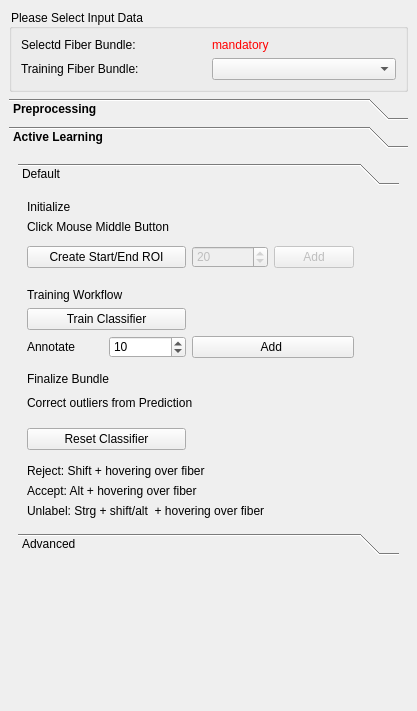
Qt form Plugins/org.mitk.gui.qt.diffusionimaging.fiberprocessing/src/internal/QmitkInteractiveFiberDissectionViewControls.ui (MIC-DKFZ/MITK-Diffusion) before a commit.
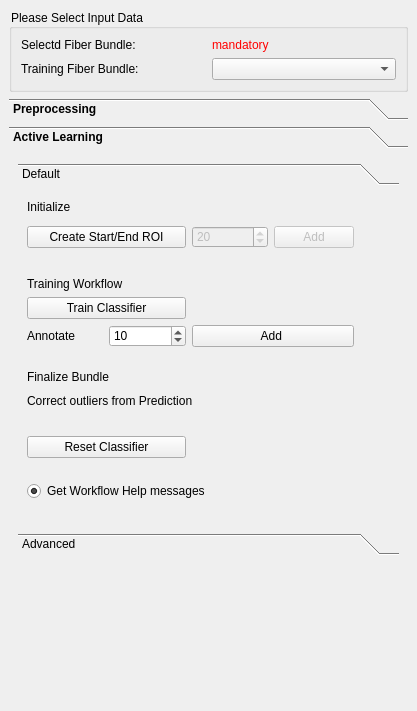
The same form after that commit. The open tabs and pages were chosen to show the change. Icons and pictures are not drawn. Custom widgets are drawn as their Qt base class.

Commit message: Unlabel both positive and negative fibers with cntrl, new helper wizard implemented, some clean ups for usability

```diff
--- a/Plugins/org.mitk.gui.qt.diffusionimaging.fiberprocessing/src/internal/QmitkInteractiveFiberDissectionViewControls.ui
+++ b/Plugins/org.mitk.gui.qt.diffusionimaging.fiberprocessing/src/internal/QmitkInteractiveFiberDissectionViewControls.ui
@@ -295,231 +295,138 @@
            <string>Default</string>
           </attribute>
           <layout class="QGridLayout" name="gridLayout">
-           <item row="14" column="0">
-            <spacer name="verticalSpacer_3">
-             <property name="orientation">
-              <enum>Qt::Vertical</enum>
-             </property>
-             <property name="sizeHint" stdset="0">
-              <size>
-               <width>20</width>
-               <height>40</height>
-              </size>
-             </property>
-            </spacer>
-           </item>
-           <item row="8" column="1">
-            <widget class="QSpinBox" name="m_Numtolabel">
-             <property name="minimum">
-              <number>1</number>
-             </property>
-             <property name="maximum">
-              <number>2000</number>
-             </property>
-             <property name="singleStep">
-              <number>0</number>
-             </property>
-             <property name="value">
-              <number>10</number>
-             </property>
-            </widget>
-           </item>
-           <item row="16" column="0" colspan="4">
-            <widget class="QLabel" name="label_14">
-             <property name="text">
-              <string>Accept: Alt + hovering over fiber</string>
-             </property>
-            </widget>
-           </item>
-           <item row="0" column="0">
-            <widget class="QLabel" name="label">
-             <property name="text">
-              <string>Initialize</string>
-             </property>
-            </widget>
-           </item>
-           <item row="8" column="0">
-            <widget class="QLabel" name="label_5">
-             <property name="text">
-              <string>Annotate</string>
-             </property>
-            </widget>
-           </item>
-           <item row="11" column="4">
-            <widget class="QPushButton" name="m_predlabelingBrush">
-             <property name="maximumSize">
-              <size>
-               <width>30</width>
-               <height>30</height>
-              </size>
-             </property>
-             <property name="text">
-              <string/>
-             </property>
-             <property name="icon">
-              <iconset>
-               <normaloff>:/org.mitk.gui.qt.diffusionimaging.fiberprocessing/resources/brush.png</normaloff>:/org.mitk.gui.qt.diffusionimaging.fiberprocessing/resources/brush.png</iconset>
-             </property>
-             <property name="iconSize">
-              <size>
-               <width>32</width>
-               <height>32</height>
-              </size>
-             </property>
-             <property name="flat">
-              <bool>true</bool>
-             </property>
-            </widget>
-           </item>
-           <item row="8" column="2" colspan="2">
+           <item row="7" column="2" colspan="2">
             <widget class="QPushButton" name="m_AddDistanceFibers">
              <property name="text">
               <string>Add </string>
              </property>
             </widget>
            </item>
-           <item row="10" column="0" colspan="2">
+           <item row="4" column="0">
+            <spacer name="verticalSpacer_2">
+             <property name="orientation">
+              <enum>Qt::Vertical</enum>
+             </property>
+             <property name="sizeHint" stdset="0">
+              <size>
+               <width>20</width>
+               <height>40</height>
+              </size>
+             </property>
+            </spacer>
+           </item>
+           <item row="8" column="0">
+            <spacer name="verticalSpacer">
+             <property name="orientation">
+              <enum>Qt::Vertical</enum>
+             </property>
+             <property name="sizeHint" stdset="0">
+              <size>
+               <width>20</width>
+               <height>40</height>
+              </size>
+             </property>
+            </spacer>
+           </item>
+           <item row="13" column="0">
+            <spacer name="verticalSpacer_3">
+             <property name="orientation">
+              <enum>Qt::Vertical</enum>
+             </property>
+             <property name="sizeHint" stdset="0">
+              <size>
+               <width>20</width>
+               <height>40</height>
+              </size>
+             </property>
+            </spacer>
+           </item>
+           <item row="9" column="0" colspan="2">
             <widget class="QLabel" name="label_4">
              <property name="text">
               <string>Finalize Bundle</string>
              </property>
             </widget>
            </item>
-           <item row="5" column="0">
-            <spacer name="verticalSpacer_2">
-             <property name="orientation">
-              <enum>Qt::Vertical</enum>
-             </property>
-             <property name="sizeHint" stdset="0">
-              <size>
-               <width>20</width>
-               <height>40</height>
-              </size>
-             </property>
-            </spacer>
-           </item>
-           <item row="8" column="4">
-            <widget class="QPushButton" name="m_distlabelingBrush">
-             <property name="maximumSize">
-              <size>
-               <width>30</width>
-               <height>30</height>
-              </size>
-             </property>
-             <property name="text">
-              <string/>
-             </property>
-             <property name="icon">
-              <iconset>
-               <normaloff>:/org.mitk.gui.qt.diffusionimaging.fiberprocessing/resources/brush.png</normaloff>:/org.mitk.gui.qt.diffusionimaging.fiberprocessing/resources/brush.png</iconset>
-             </property>
-             <property name="iconSize">
-              <size>
-               <width>32</width>
-               <height>32</height>
-              </size>
-             </property>
-             <property name="flat">
-              <bool>true</bool>
-             </property>
-            </widget>
-           </item>
-           <item row="13" column="0" colspan="2">
-            <widget class="QPushButton" name="m_resetClassifier">
-             <property name="text">
-              <string>Reset Classifier</string>
-             </property>
-            </widget>
-           </item>
-           <item row="7" column="0" colspan="2">
-            <widget class="QPushButton" name="m_TrainClassifier">
-             <property name="text">
-              <string>Train Classifier</string>
-             </property>
-            </widget>
-           </item>
-           <item row="3" column="0" colspan="2">
+           <item row="2" column="0" colspan="2">
             <widget class="QPushButton" name="m_SubsetCreation">
              <property name="text">
               <string>Create Start/End ROI</string>
              </property>
             </widget>
            </item>
-           <item row="17" column="0" colspan="5">
-            <widget class="QLabel" name="label_16">
+           <item row="7" column="0">
+            <widget class="QLabel" name="label_5">
              <property name="text">
-              <string>Unlabel: Strg + shift/alt  + hovering over fiber</string>
-             </property>
-            </widget>
-           </item>
-           <item row="11" column="0" colspan="4">
-            <widget class="QLabel" name="label_36">
-             <property name="text">
-              <string>Correct outliers from Prediction</string>
-             </property>
-            </widget>
-           </item>
-           <item row="12" column="0">
-            <spacer name="verticalSpacer_4">
-             <property name="orientation">
-              <enum>Qt::Vertical</enum>
-             </property>
-             <property name="sizeHint" stdset="0">
-              <size>
-               <width>20</width>
-               <height>40</height>
-              </size>
-             </property>
-            </spacer>
-           </item>
-           <item row="9" column="0">
-            <spacer name="verticalSpacer">
-             <property name="orientation">
-              <enum>Qt::Vertical</enum>
-             </property>
-             <property name="sizeHint" stdset="0">
-              <size>
-               <width>20</width>
-               <height>40</height>
-              </size>
-             </property>
-            </spacer>
-           </item>
-           <item row="3" column="2">
-            <widget class="QSpinBox" name="m_NumRandomFibers">
-             <property name="enabled">
-              <bool>false</bool>
-             </property>
-             <property name="value">
-              <number>20</number>
-             </property>
-            </widget>
-           </item>
-           <item row="3" column="3">
-            <widget class="QPushButton" name="m_AddRandomFibers">
-             <property name="enabled">
-              <bool>false</bool>
-             </property>
-             <property name="text">
-              <string>Add</string>
+              <string>Annotate</string>
              </property>
             </widget>
            </item>
            <item row="6" column="0" colspan="2">
+            <widget class="QPushButton" name="m_TrainClassifier">
+             <property name="text">
+              <string>Train Classifier</string>
+             </property>
+            </widget>
+           </item>
+           <item row="2" column="3">
+            <widget class="QPushButton" name="m_AddRandomFibers">
+             <property name="enabled">
+              <bool>false</bool>
+             </property>
+             <property name="text">
+              <string>Add</string>
+             </property>
+            </widget>
+           </item>
+           <item row="5" column="0" colspan="2">
             <widget class="QLabel" name="label_3">
              <property name="text">
               <string>Training Workflow</string>
              </property>
             </widget>
            </item>
-           <item row="15" column="0" colspan="4">
-            <widget class="QLabel" name="label_15">
+           <item row="0" column="0">
+            <widget class="QLabel" name="label">
              <property name="text">
-              <string>Reject: Shift + hovering over fiber</string>
+              <string>Initialize</string>
              </property>
             </widget>
            </item>
-           <item row="2" column="4" rowspan="3">
+           <item row="11" column="0">
+            <spacer name="verticalSpacer_4">
+             <property name="orientation">
+              <enum>Qt::Vertical</enum>
+             </property>
+             <property name="sizeHint" stdset="0">
+              <size>
+               <width>20</width>
+               <height>40</height>
+              </size>
+             </property>
+            </spacer>
+           </item>
+           <item row="10" column="0" colspan="4">
+            <widget class="QLabel" name="label_36">
+             <property name="text">
+              <string>Correct outliers from Prediction</string>
+             </property>
+            </widget>
+           </item>
+           <item row="16" column="0">
+            <spacer name="verticalSpacer_7">
+             <property name="orientation">
+              <enum>Qt::Vertical</enum>
+             </property>
+             <property name="sizeHint" stdset="0">
+              <size>
+               <width>20</width>
+               <height>40</height>
+              </size>
+             </property>
+            </spacer>
+           </item>
+           <item row="1" column="4" rowspan="3">
             <widget class="QPushButton" name="m_BrushButton">
              <property name="maximumSize">
               <size>
@@ -545,10 +452,98 @@
              </property>
             </widget>
            </item>
-           <item row="1" column="0" colspan="4">
-            <widget class="QLabel" name="label_6">
+           <item row="2" column="2">
+            <widget class="QSpinBox" name="m_NumRandomFibers">
+             <property name="enabled">
+              <bool>false</bool>
+             </property>
+             <property name="value">
+              <number>20</number>
+             </property>
+            </widget>
+           </item>
+           <item row="12" column="0" colspan="2">
+            <widget class="QPushButton" name="m_resetClassifier">
              <property name="text">
-              <string>Click Mouse Middle Button</string>
+              <string>Reset Classifier</string>
+             </property>
+            </widget>
+           </item>
+           <item row="7" column="1">
+            <widget class="QSpinBox" name="m_Numtolabel">
+             <property name="minimum">
+              <number>1</number>
+             </property>
+             <property name="maximum">
+              <number>2000</number>
+             </property>
+             <property name="singleStep">
+              <number>0</number>
+             </property>
+             <property name="value">
+              <number>10</number>
+             </property>
+            </widget>
+           </item>
+           <item row="10" column="4">
+            <widget class="QPushButton" name="m_predlabelingBrush">
+             <property name="maximumSize">
+              <size>
+               <width>30</width>
+               <height>30</height>
+              </size>
+             </property>
+             <property name="text">
+              <string/>
+             </property>
+             <property name="icon">
+              <iconset>
+               <normaloff>:/org.mitk.gui.qt.diffusionimaging.fiberprocessing/resources/brush.png</normaloff>:/org.mitk.gui.qt.diffusionimaging.fiberprocessing/resources/brush.png</iconset>
+             </property>
+             <property name="iconSize">
+              <size>
+               <width>32</width>
+               <height>32</height>
+              </size>
+             </property>
+             <property name="flat">
+              <bool>true</bool>
+             </property>
+            </widget>
+           </item>
+           <item row="7" column="4">
+            <widget class="QPushButton" name="m_distlabelingBrush">
+             <property name="maximumSize">
+              <size>
+               <width>30</width>
+               <height>30</height>
+              </size>
+             </property>
+             <property name="text">
+              <string/>
+             </property>
+             <property name="icon">
+              <iconset>
+               <normaloff>:/org.mitk.gui.qt.diffusionimaging.fiberprocessing/resources/brush.png</normaloff>:/org.mitk.gui.qt.diffusionimaging.fiberprocessing/resources/brush.png</iconset>
+             </property>
+             <property name="iconSize">
+              <size>
+               <width>32</width>
+               <height>32</height>
+              </size>
+             </property>
+             <property name="flat">
+              <bool>true</bool>
+             </property>
+            </widget>
+           </item>
+           <item row="14" column="0" colspan="4">
+            <widget class="QRadioButton" name="m_helpmessages">
+             <property name="text">
+              <string>Get Workflow Help messages</string>
+             </property>
+             <property name="checked">
+              <bool>true</bool>
              </property>
             </widget>
            </item>
```
Left out of the diff: 107 changed lines with no effect on the pictures. The commit also changes 7 other files.
